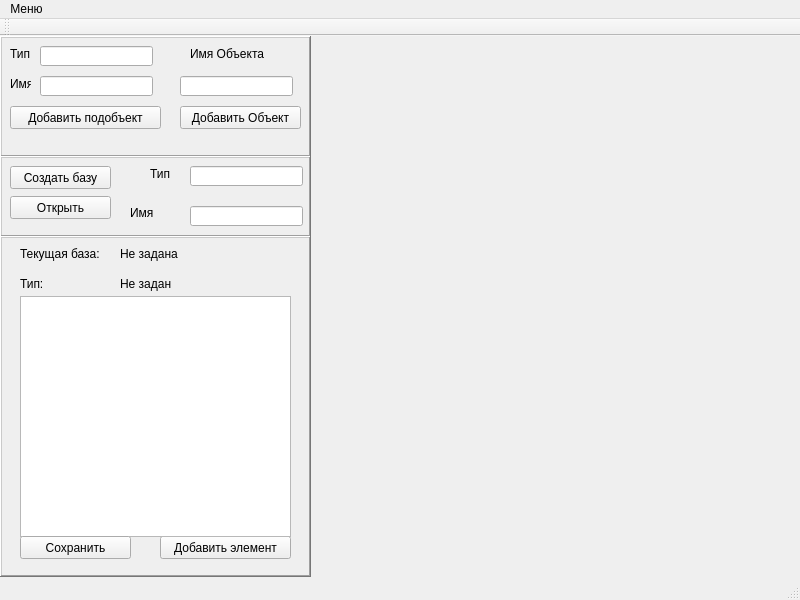
Above: baza1/mainwindow.ui from ais1199/basa1 before the change. Below: the same form after it.
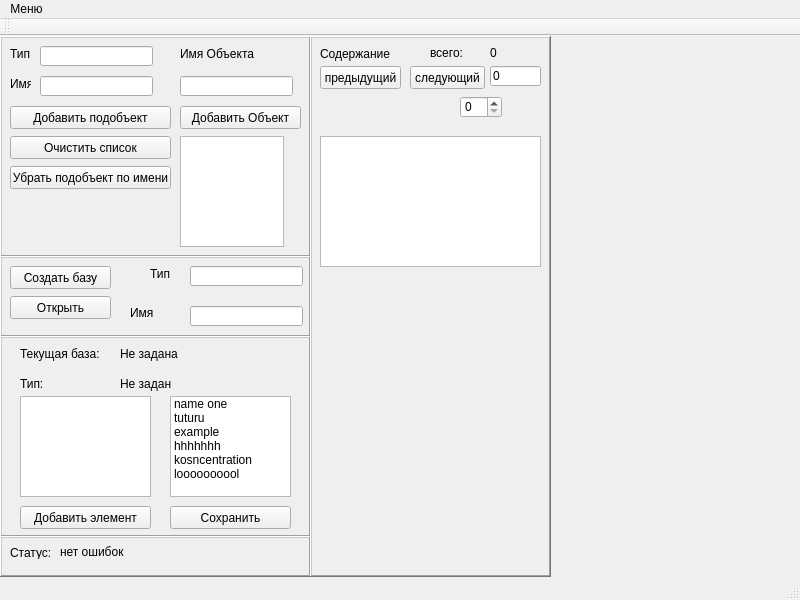
That is the form after the change.

Diff of the .ui file:
```diff
--- a/baza1/mainwindow.ui
+++ b/baza1/mainwindow.ui
@@ -20,7 +20,7 @@
       <x>0</x>
       <y>0</y>
       <width>311</width>
-      <height>121</height>
+      <height>221</height>
      </rect>
     </property>
     <property name="frameShape">
@@ -93,7 +93,7 @@
       <rect>
        <x>10</x>
        <y>70</y>
-       <width>151</width>
+       <width>161</width>
        <height>23</height>
       </rect>
      </property>
@@ -114,7 +114,7 @@
     <widget class="QLabel" name="label_3">
      <property name="geometry">
       <rect>
-       <x>190</x>
+       <x>180</x>
        <y>10</y>
        <width>121</width>
        <height>16</height>
@@ -124,12 +124,48 @@
       <string>Имя Объекта</string>
      </property>
     </widget>
+    <widget class="QPushButton" name="pushButton_2">
+     <property name="geometry">
+      <rect>
+       <x>10</x>
+       <y>100</y>
+       <width>161</width>
+       <height>23</height>
+      </rect>
+     </property>
+     <property name="text">
+      <string>Очистить список</string>
+     </property>
+    </widget>
+    <widget class="QPushButton" name="pushButton_3">
+     <property name="geometry">
+      <rect>
+       <x>10</x>
+       <y>130</y>
+       <width>161</width>
+       <height>23</height>
+      </rect>
+     </property>
+     <property name="text">
+      <string>Убрать подобъект по имени</string>
+     </property>
+    </widget>
+    <widget class="QPlainTextEdit" name="plainTextEdit_2">
+     <property name="geometry">
+      <rect>
+       <x>180</x>
+       <y>100</y>
+       <width>104</width>
+       <height>111</height>
+      </rect>
+     </property>
+    </widget>
    </widget>
    <widget class="QFrame" name="frame_2">
     <property name="geometry">
      <rect>
       <x>0</x>
-      <y>120</y>
+      <y>220</y>
       <width>311</width>
       <height>81</height>
      </rect>
@@ -220,9 +256,9 @@
     <property name="geometry">
      <rect>
       <x>0</x>
-      <y>200</y>
+      <y>300</y>
       <width>311</width>
-      <height>341</height>
+      <height>201</height>
      </rect>
     </property>
     <property name="frameShape">
@@ -286,8 +322,8 @@
     <widget class="QPushButton" name="adddata">
      <property name="geometry">
       <rect>
-       <x>160</x>
-       <y>300</y>
+       <x>20</x>
+       <y>170</y>
        <width>131</width>
        <height>23</height>
       </rect>
@@ -301,8 +337,8 @@
       <rect>
        <x>20</x>
        <y>60</y>
-       <width>271</width>
-       <height>241</height>
+       <width>131</width>
+       <height>101</height>
       </rect>
      </property>
      <property name="plainText">
@@ -312,14 +348,210 @@
     <widget class="QPushButton" name="savenew">
      <property name="geometry">
       <rect>
-       <x>20</x>
-       <y>300</y>
-       <width>111</width>
+       <x>170</x>
+       <y>170</y>
+       <width>121</width>
        <height>23</height>
       </rect>
      </property>
      <property name="text">
       <string>Сохранить</string>
+     </property>
+    </widget>
+    <widget class="QListWidget" name="example">
+     <property name="geometry">
+      <rect>
+       <x>170</x>
+       <y>60</y>
+       <width>121</width>
+       <height>101</height>
+      </rect>
+     </property>
+     <item>
+      <property name="text">
+       <string>name one</string>
+      </property>
+     </item>
+     <item>
+      <property name="text">
+       <string>tuturu</string>
+      </property>
+     </item>
+     <item>
+      <property name="text">
+       <string>example</string>
+      </property>
+     </item>
+     <item>
+      <property name="text">
+       <string>hhhhhhh</string>
+      </property>
+     </item>
+     <item>
+      <property name="text">
+       <string>kosncentration</string>
+      </property>
+     </item>
+     <item>
+      <property name="text">
+       <string>loooooooool</string>
+      </property>
+     </item>
+    </widget>
+   </widget>
+   <widget class="QFrame" name="frame_4">
+    <property name="geometry">
+     <rect>
+      <x>0</x>
+      <y>500</y>
+      <width>311</width>
+      <height>41</height>
+     </rect>
+    </property>
+    <property name="frameShape">
+     <enum>QFrame::WinPanel</enum>
+    </property>
+    <property name="frameShadow">
+     <enum>QFrame::Raised</enum>
+    </property>
+    <widget class="QLabel" name="label_8">
+     <property name="geometry">
+      <rect>
+       <x>10</x>
+       <y>10</y>
+       <width>47</width>
+       <height>13</height>
+      </rect>
+     </property>
+     <property name="text">
+      <string>Статус:</string>
+     </property>
+    </widget>
+    <widget class="QLabel" name="status">
+     <property name="geometry">
+      <rect>
+       <x>60</x>
+       <y>6</y>
+       <width>231</width>
+       <height>20</height>
+      </rect>
+     </property>
+     <property name="text">
+      <string>нет ошибок</string>
+     </property>
+    </widget>
+   </widget>
+   <widget class="QFrame" name="frame_5">
+    <property name="geometry">
+     <rect>
+      <x>310</x>
+      <y>0</y>
+      <width>241</width>
+      <height>541</height>
+     </rect>
+    </property>
+    <property name="frameShape">
+     <enum>QFrame::WinPanel</enum>
+    </property>
+    <property name="frameShadow">
+     <enum>QFrame::Raised</enum>
+    </property>
+    <widget class="QPlainTextEdit" name="datalist">
+     <property name="geometry">
+      <rect>
+       <x>10</x>
+       <y>100</y>
+       <width>221</width>
+       <height>131</height>
+      </rect>
+     </property>
+    </widget>
+    <widget class="QLabel" name="label_9">
+     <property name="geometry">
+      <rect>
+       <x>10</x>
+       <y>10</y>
+       <width>71</width>
+       <height>16</height>
+      </rect>
+     </property>
+     <property name="text">
+      <string>Содержание</string>
+     </property>
+    </widget>
+    <widget class="QPushButton" name="prev">
+     <property name="geometry">
+      <rect>
+       <x>10</x>
+       <y>30</y>
+       <width>81</width>
+       <height>23</height>
+      </rect>
+     </property>
+     <property name="text">
+      <string>предыдущий</string>
+     </property>
+    </widget>
+    <widget class="QPushButton" name="next">
+     <property name="geometry">
+      <rect>
+       <x>100</x>
+       <y>30</y>
+       <width>75</width>
+       <height>23</height>
+      </rect>
+     </property>
+     <property name="text">
+      <string>следующий</string>
+     </property>
+    </widget>
+    <widget class="QLineEdit" name="place">
+     <property name="geometry">
+      <rect>
+       <x>180</x>
+       <y>30</y>
+       <width>51</width>
+       <height>20</height>
+      </rect>
+     </property>
+     <property name="text">
+      <string>0</string>
+     </property>
+    </widget>
+    <widget class="QLabel" name="total">
+     <property name="geometry">
+      <rect>
+       <x>180</x>
+       <y>10</y>
+       <width>47</width>
+       <height>13</height>
+      </rect>
+     </property>
+     <property name="text">
+      <string>0</string>
+     </property>
+    </widget>
+    <widget class="QLabel" name="label_11">
+     <property name="geometry">
+      <rect>
+       <x>120</x>
+       <y>10</y>
+       <width>47</width>
+       <height>13</height>
+      </rect>
+     </property>
+     <property name="text">
+      <string>всего:</string>
+     </property>
+    </widget>
+    <widget class="QSpinBox" name="spinBox">
+     <property name="geometry">
+      <rect>
+       <x>150</x>
+       <y>60</y>
+       <width>42</width>
+       <height>22</height>
+      </rect>
      </property>
     </widget>
    </widget>
```
